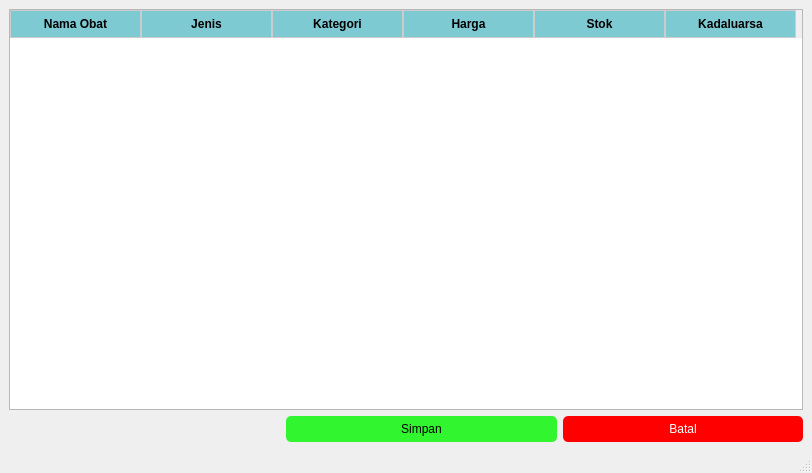
This is frontend/tambahKeranjangDetail.ui in RN-1986/Aplikasi-apotek as Qt 5 draws it before an edit. The edited form follows.
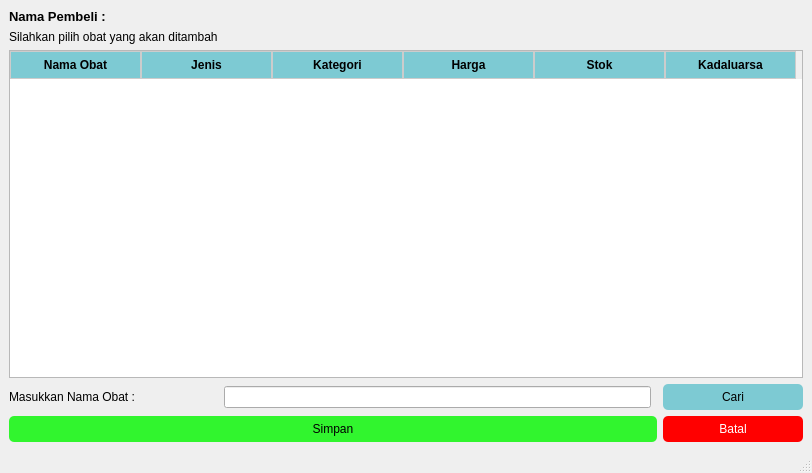
This is the edited form.

The edit to the form file:
```diff
--- a/frontend/tambahKeranjangDetail.ui
+++ b/frontend/tambahKeranjangDetail.ui
@@ -15,7 +15,10 @@
   </property>
   <widget class="QWidget" name="centralwidget">
    <layout class="QGridLayout" name="gridLayout">
-    <item row="1" column="1">
+    <item row="4" column="1">
+     <widget class="QLineEdit" name="lineEdit"/>
+    </item>
+    <item row="6" column="0" colspan="3">
      <widget class="QPushButton" name="pushButton">
       <property name="styleSheet">
        <string notr="true">QPushButton { 
@@ -45,7 +48,14 @@
       </property>
      </widget>
     </item>
-    <item row="1" column="2">
+    <item row="4" column="0">
+     <widget class="QLabel" name="label_3">
+      <property name="text">
+       <string>Masukkan Nama Obat :</string>
+      </property>
+     </widget>
+    </item>
+    <item row="6" column="3">
      <widget class="QPushButton" name="pushButton_2">
       <property name="styleSheet">
        <string notr="true">QPushButton { 
@@ -76,7 +86,27 @@
       </property>
      </widget>
     </item>
-    <item row="0" column="0" colspan="3">
+    <item row="1" column="0">
+     <widget class="QLabel" name="label">
+      <property name="font">
+       <font>
+        <pointsize>10</pointsize>
+        <bold>true</bold>
+       </font>
+      </property>
+      <property name="text">
+       <string>Nama Pembeli :</string>
+      </property>
+     </widget>
+    </item>
+    <item row="2" column="0">
+     <widget class="QLabel" name="label_2">
+      <property name="text">
+       <string>Silahkan pilih obat yang akan ditambah</string>
+      </property>
+     </widget>
+    </item>
+    <item row="3" column="0" colspan="4">
      <widget class="QTableWidget" name="tableWidget">
       <property name="font">
        <font>
@@ -128,6 +158,37 @@
       </column>
      </widget>
     </item>
+    <item row="4" column="3">
+     <widget class="QPushButton" name="pushButton_3">
+      <property name="styleSheet">
+       <string notr="true">
+QPushButton { 
+background-color: rgb(125, 202, 211);
+border-radius:5px;
+padding: 6px 8px; 
+}
+
+/* Saat kursor hover */
+QPushButton:hover {
+     /* warna saat hover */
+	color: rgb(255, 255, 255);
+	background-color: rgb(36, 79, 124);
+}
+
+/* Saat tombol ditekan */
+QPushButton:pressed {
+     /* warna saat ditekan */
+	color: rgb(255, 255, 255);
+	background-color: rgb(36, 79, 124);
+}
+
+</string>
+      </property>
+      <property name="text">
+       <string>Cari</string>
+      </property>
+     </widget>
+    </item>
    </layout>
   </widget>
   <widget class="QMenuBar" name="menubar">
```
